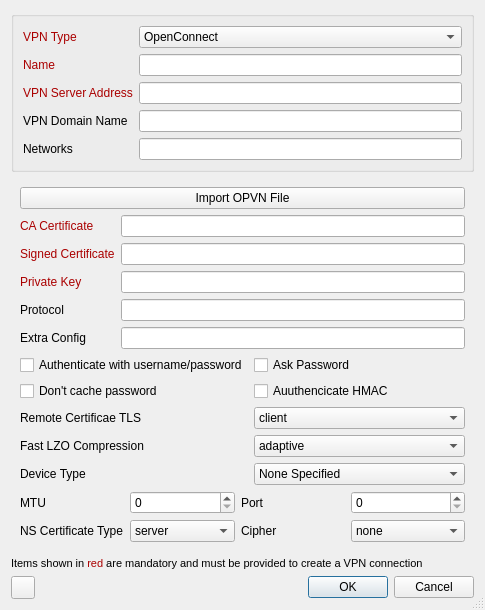
Qt form apps/cmstapp/code/vpn_create/ui/vpn_create.ui (andrew-bibb/cmst) before a commit.
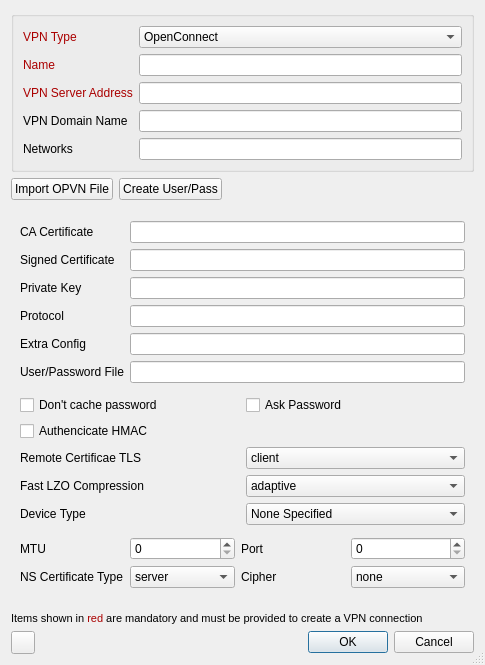
The same form after that commit.

Commit message: import opvn and create user/pass working

Diff of the .ui file:
```diff
--- a/apps/cmstapp/code/vpn_create/ui/vpn_create.ui
+++ b/apps/cmstapp/code/vpn_create/ui/vpn_create.ui
@@ -7,7 +7,7 @@
     <x>0</x>
     <y>0</y>
     <width>485</width>
-    <height>607</height>
+    <height>665</height>
    </rect>
   </property>
   <property name="windowTitle">
@@ -144,6 +144,37 @@
      </layout>
     </widget>
    </item>
+   <item>
+    <layout class="QHBoxLayout" name="horizontalLayout_4">
+     <item>
+      <widget class="QPushButton" name="pushButton_01_importopvn">
+       <property name="text">
+        <string>Import OPVN File</string>
+       </property>
+      </widget>
+     </item>
+     <item>
+      <widget class="QPushButton" name="pushButton_01_createuserpass">
+       <property name="text">
+        <string>Create User/Pass</string>
+       </property>
+      </widget>
+     </item>
+     <item>
+      <spacer name="horizontalSpacer_6">
+       <property name="orientation">
+        <enum>Qt::Horizontal</enum>
+       </property>
+       <property name="sizeHint" stdset="0">
+        <size>
+         <width>40</width>
+         <height>20</height>
+        </size>
+       </property>
+      </spacer>
+     </item>
+    </layout>
+   </item>
    <item>
     <widget class="QStackedWidget" name="stackedWidget">
      <property name="currentIndex">
@@ -417,39 +448,28 @@
      </widget>
      <widget class="QWidget" name="OpenVPN">
       <layout class="QVBoxLayout" name="verticalLayout_8">
-       <item>
-        <widget class="QPushButton" name="pushButton_01_importopvn">
-         <property name="text">
-          <string>Import OPVN File</string>
-         </property>
-        </widget>
-       </item>
        <item>
         <layout class="QGridLayout" name="gridLayout_16">
          <item row="1" column="1">
           <widget class="QLineEdit" name="lineEdit_01_cert"/>
          </item>
-         <item row="2" column="1">
-          <widget class="QLineEdit" name="lineEdit_01_key"/>
-         </item>
-         <item row="0" column="0">
-          <widget class="QLabel" name="label_01_cacert">
+         <item row="5" column="0">
+          <widget class="QLabel" name="label_01_config">
            <property name="text">
-            <string>&lt;html&gt;&lt;head/&gt;&lt;body&gt;&lt;p&gt;&lt;span style=&quot; color:#aa0000;&quot;&gt;CA Certificate&lt;/span&gt;&lt;/p&gt;&lt;/body&gt;&lt;/html&gt;</string>
+            <string>Extra Config</string>
            </property>
           </widget>
          </item>
-         <item row="1" column="0">
-          <widget class="QLabel" name="label_01_cert">
-           <property name="text">
-            <string>&lt;html&gt;&lt;head/&gt;&lt;body&gt;&lt;p&gt;&lt;span style=&quot; color:#aa0000;&quot;&gt;Signed Certificate&lt;/span&gt;&lt;/p&gt;&lt;/body&gt;&lt;/html&gt;</string>
-           </property>
-          </widget>
+         <item row="5" column="1">
+          <widget class="QLineEdit" name="lineEdit_01_config"/>
+         </item>
+         <item row="3" column="1">
+          <widget class="QLineEdit" name="lineEdit_01_proto"/>
          </item>
          <item row="2" column="0">
           <widget class="QLabel" name="label_01_key">
            <property name="text">
-            <string>&lt;html&gt;&lt;head/&gt;&lt;body&gt;&lt;p&gt;&lt;span style=&quot; color:#aa0000;&quot;&gt;Private Key&lt;/span&gt;&lt;/p&gt;&lt;/body&gt;&lt;/html&gt;</string>
+            <string>&lt;html&gt;&lt;head/&gt;&lt;body&gt;&lt;p&gt;&lt;span style=&quot; color:#000000;&quot;&gt;Private Key&lt;/span&gt;&lt;/p&gt;&lt;/body&gt;&lt;/html&gt;</string>
            </property>
           </widget>
          </item>
@@ -460,109 +480,62 @@
            </property>
           </widget>
          </item>
+         <item row="2" column="1">
+          <widget class="QLineEdit" name="lineEdit_01_key"/>
+         </item>
+         <item row="0" column="0">
+          <widget class="QLabel" name="label_01_cacert">
+           <property name="text">
+            <string>&lt;html&gt;&lt;head/&gt;&lt;body&gt;&lt;p&gt;&lt;span style=&quot; color:#000000;&quot;&gt;CA Certificate&lt;/span&gt;&lt;/p&gt;&lt;/body&gt;&lt;/html&gt;</string>
+           </property>
+          </widget>
+         </item>
+         <item row="1" column="0">
+          <widget class="QLabel" name="label_01_cert">
+           <property name="text">
+            <string>&lt;html&gt;&lt;head/&gt;&lt;body&gt;&lt;p&gt;&lt;span style=&quot; color:#000000;&quot;&gt;Signed Certificate&lt;/span&gt;&lt;/p&gt;&lt;/body&gt;&lt;/html&gt;</string>
+           </property>
+          </widget>
+         </item>
          <item row="0" column="1">
           <widget class="QLineEdit" name="lineEdit_01_cacert"/>
          </item>
-         <item row="3" column="1">
-          <widget class="QLineEdit" name="lineEdit_01_proto"/>
-         </item>
-         <item row="4" column="0">
-          <widget class="QLabel" name="label_01_config">
+         <item row="6" column="0">
+          <widget class="QLabel" name="label_01_authuserpass">
            <property name="text">
-            <string>Extra Config</string>
+            <string>User/Password File</string>
            </property>
           </widget>
          </item>
-         <item row="4" column="1">
-          <widget class="QLineEdit" name="lineEdit_01_config"/>
+         <item row="6" column="1">
+          <widget class="QLineEdit" name="lineEdit_01_authuserpass"/>
          </item>
         </layout>
        </item>
        <item>
         <layout class="QGridLayout" name="gridLayout_17">
-         <item row="2" column="1">
-          <widget class="QComboBox" name="comboBox_01_remotecerttls">
-           <item>
-            <property name="text">
-             <string>client</string>
-            </property>
-           </item>
-           <item>
-            <property name="text">
-             <string>server</string>
-            </property>
-           </item>
-          </widget>
-         </item>
-         <item row="1" column="0">
-          <widget class="QCheckBox" name="checkBox_01_authnocache">
-           <property name="text">
-            <string>Don't cache password</string>
-           </property>
-          </widget>
-         </item>
-         <item row="0" column="1">
-          <widget class="QCheckBox" name="checkBox_01_askpass">
-           <property name="text">
-            <string>Ask Password</string>
-           </property>
-          </widget>
-         </item>
-         <item row="1" column="1">
-          <widget class="QCheckBox" name="checkBox_auth">
-           <property name="text">
-            <string>Auuthencicate HMAC</string>
-           </property>
-          </widget>
-         </item>
-         <item row="2" column="0">
+         <item row="3" column="0">
           <widget class="QLabel" name="label_01_remotecerttls">
            <property name="text">
             <string>Remote Certificae TLS</string>
            </property>
           </widget>
          </item>
-         <item row="3" column="0">
-          <widget class="QLabel" name="label_01_complzo">
-           <property name="text">
-            <string>Fast LZO Compression</string>
-           </property>
-          </widget>
-         </item>
-         <item row="0" column="0">
-          <widget class="QCheckBox" name="checkBox_01_authuserpass">
-           <property name="text">
-            <string>Authenticate with username/password</string>
-           </property>
-          </widget>
-         </item>
-         <item row="3" column="1">
-          <widget class="QComboBox" name="comboBox_01_complzo">
-           <item>
-            <property name="text">
-             <string>adaptive</string>
-            </property>
-           </item>
-           <item>
-            <property name="text">
-             <string>yes</string>
-            </property>
-           </item>
-           <item>
-            <property name="text">
-             <string>no</string>
-            </property>
-           </item>
-          </widget>
-         </item>
-         <item row="4" column="0">
+         <item row="5" column="0">
           <widget class="QLabel" name="label_01_devtype">
            <property name="text">
             <string>Device Type</string>
            </property>
           </widget>
          </item>
-         <item row="4" column="1">
+         <item row="0" column="0">
+          <widget class="QCheckBox" name="checkBox_01_authnocache">
+           <property name="text">
+            <string>Don't cache password</string>
+           </property>
+          </widget>
+         </item>
+         <item row="5" column="1">
           <widget class="QComboBox" name="comboBox_01_devtype">
            <item>
             <property name="text">
@@ -581,6 +554,60 @@
            </item>
           </widget>
          </item>
+         <item row="3" column="1">
+          <widget class="QComboBox" name="comboBox_01_remotecerttls">
+           <item>
+            <property name="text">
+             <string>client</string>
+            </property>
+           </item>
+           <item>
+            <property name="text">
+             <string>server</string>
+            </property>
+           </item>
+          </widget>
+         </item>
+         <item row="4" column="1">
+          <widget class="QComboBox" name="comboBox_01_complzo">
+           <item>
+            <property name="text">
+             <string>adaptive</string>
+            </property>
+           </item>
+           <item>
+            <property name="text">
+             <string>yes</string>
+            </property>
+           </item>
+           <item>
+            <property name="text">
+             <string>no</string>
+            </property>
+           </item>
+          </widget>
+         </item>
+         <item row="4" column="0">
+          <widget class="QLabel" name="label_01_complzo">
+           <property name="text">
+            <string>Fast LZO Compression</string>
+           </property>
+          </widget>
+         </item>
+         <item row="0" column="1">
+          <widget class="QCheckBox" name="checkBox_01_askpass">
+           <property name="text">
+            <string>Ask Password</string>
+           </property>
+          </widget>
+         </item>
+         <item row="1" column="0">
+          <widget class="QCheckBox" name="checkBox_01_auth">
+           <property name="text">
+            <string>Authencicate HMAC</string>
+           </property>
+          </widget>
+         </item>
         </layout>
        </item>
        <item>
```
The commit also changes 2 other files.
